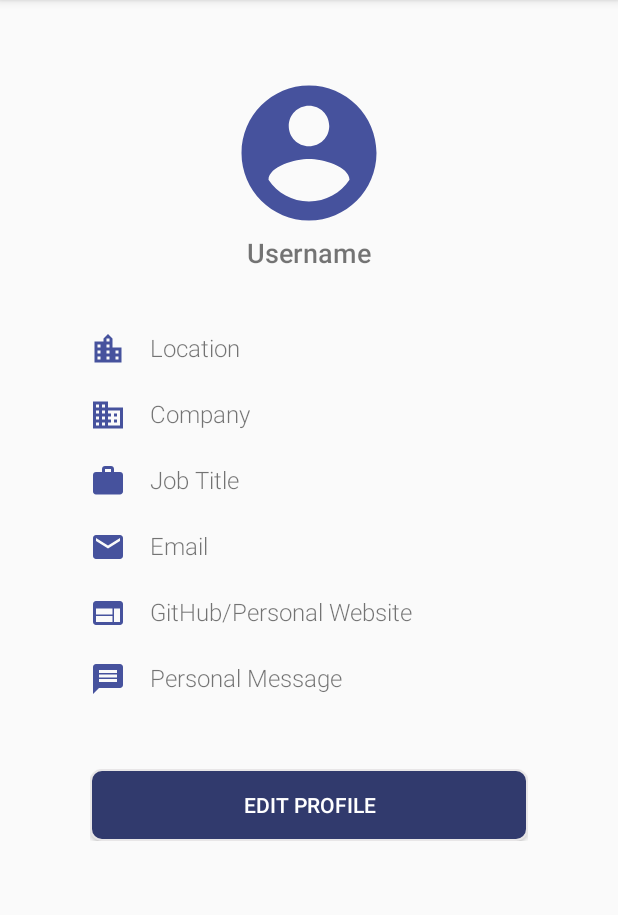
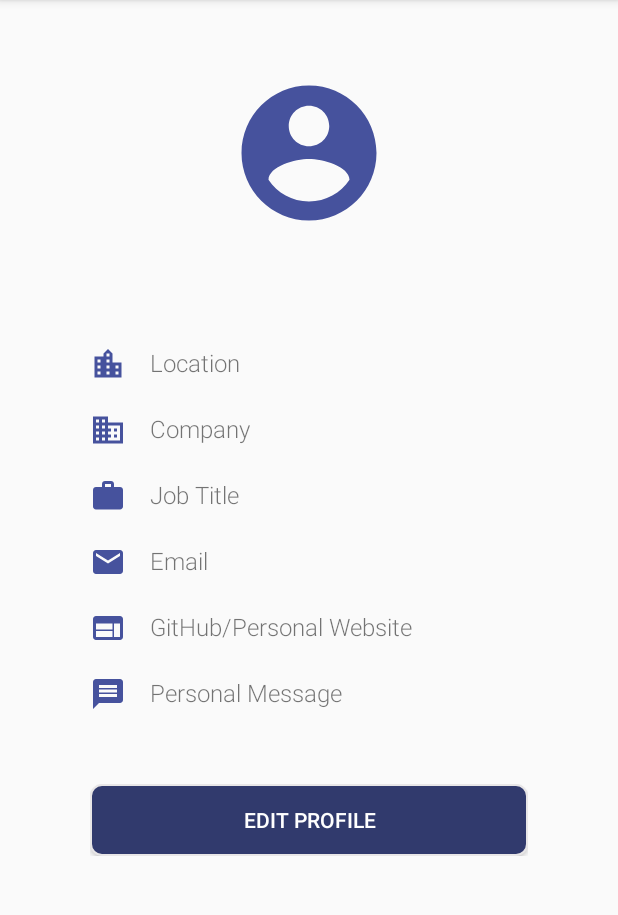
Before and after one commit to gandh99/CodeBlocks, an Android app: the fragment UserProfileFragment shown on its own in the app's theme, on a phone screen of 412 x 824 dp, the part 84-999 px from its top. Run offline under Robolectric (Android 15) with nearby library versions, the phone set to English and light mode, and no system bars; our stand-ins replace Dagger/Hilt's generated code; network calls fail; 1 statement that could not run was skipped.

Commit message:
The user profile page now correctly sets the username of the user

```diff
--- a/app/src/main/java/com/gandh99/codeblocks/authentication/AuthenticationInterceptor.java
+++ b/app/src/main/java/com/gandh99/codeblocks/authentication/AuthenticationInterceptor.java
@@ -25,6 +25,10 @@ public class AuthenticationInterceptor implements Interceptor {
     this.sessionToken = SESSION_TOKEN_PREFIX + sessionToken;
   }
 
+  public String getUsername() {
+    return username;
+  }
+
   public void setUsername(String username) {
     this.username = username;
   }
--- a/app/src/main/java/com/gandh99/codeblocks/homePage/userProfile/fragment/UserProfileFragment.java
+++ b/app/src/main/java/com/gandh99/codeblocks/homePage/userProfile/fragment/UserProfileFragment.java
@@ -23,6 +23,7 @@ import android.widget.TextView;
 import android.widget.Toast;
 
 import com.gandh99.codeblocks.R;
+import com.gandh99.codeblocks.authentication.AuthenticationInterceptor;
 import com.gandh99.codeblocks.common.Base64EncoderDecoder;
 import com.gandh99.codeblocks.homePage.userProfile.activity.EditUserProfileActivity;
 import com.gandh99.codeblocks.homePage.userProfile.api.UserProfile;
@@ -51,12 +52,15 @@ import static com.gandh99.codeblocks.homePage.userProfile.activity.EditUserProfi
 public class UserProfileFragment extends Fragment {
   private static final String TAG = "UserProfileFragment";
   private ImageView imageViewProfilePicture;
-  private TextView textViewLocation, textViewCompany, textViewJobTitle, textViewEmail,
+  private TextView textViewUsername, textViewLocation, textViewCompany, textViewJobTitle, textViewEmail,
     textViewWebsite, textViewPersonalMessage;
   private Button buttonEditProfile;
 
   @Inject
   UserProfileAPIService userProfileAPIService;
+
+  @Inject
+  AuthenticationInterceptor authenticationInterceptor;
 
   public UserProfileFragment() {
     // Required empty public constructor
@@ -72,6 +76,7 @@ public class UserProfileFragment extends Fragment {
     // Inflate the layout for this fragment
     View view = inflater.inflate(R.layout.fragment_user_profile, container, false);
     imageViewProfilePicture = view.findViewById(R.id.imageView_profile_picture);
+    textViewUsername = view.findViewById(R.id.textView_username);
     textViewLocation = view.findViewById(R.id.textView_location);
     textViewCompany = view.findViewById(R.id.textView_company);
     textViewJobTitle = view.findViewById(R.id.textView_job_title);
@@ -79,6 +84,8 @@ public class UserProfileFragment extends Fragment {
     textViewWebsite = view.findViewById(R.id.textView_website);
     textViewPersonalMessage = view.findViewById(R.id.textView_personal_message);
     buttonEditProfile = view.findViewById(R.id.button_edit_profile);
+
+    textViewUsername.setText(authenticationInterceptor.getUsername());
 
     loadProfile();
     initEditProfileButton();
--- a/app/src/main/res/layout/fragment_user_profile.xml
+++ b/app/src/main/res/layout/fragment_user_profile.xml
@@ -25,9 +25,11 @@
             />
 
         <TextView
+            android:id="@+id/textView_username"
             android:layout_width="wrap_content"
             android:layout_height="wrap_content"
             android:layout_gravity="center"
+            android:layout_marginTop="10dp"
             android:layout_marginBottom="20dp"
             android:textSize="18sp"
             android:textStyle="bold"
```
